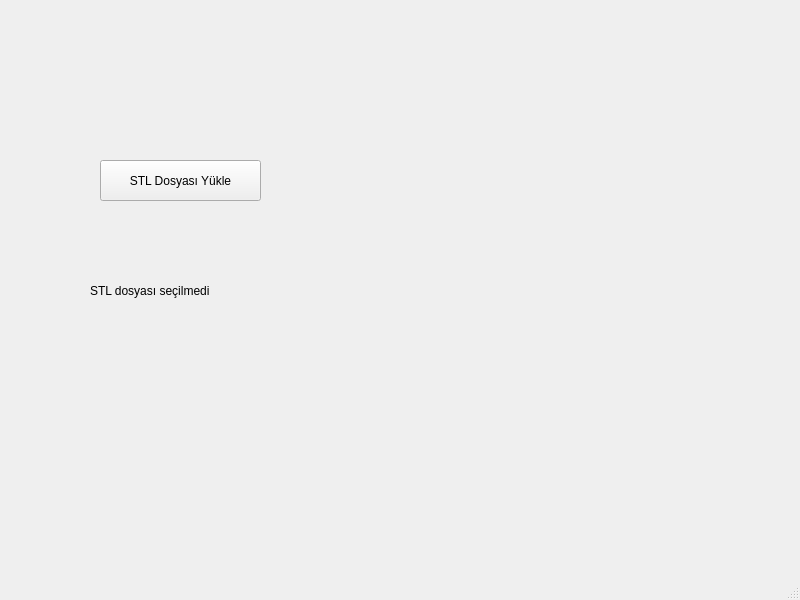
sekendurmaz/qt-3d-slicer, file src/ui/mainwindow.ui: the form before one commit.
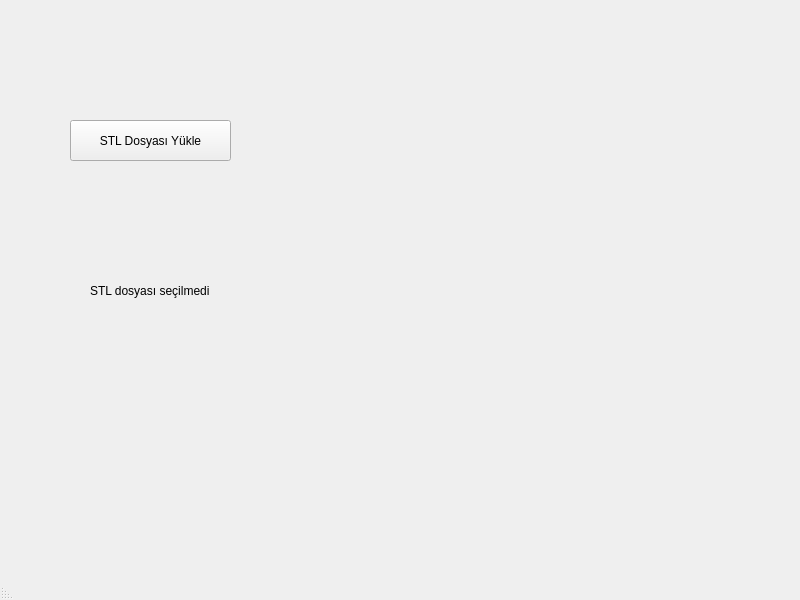
The form after the commit.

Diff of the .ui file:
```diff
--- a/src/ui/mainwindow.ui
+++ b/src/ui/mainwindow.ui
@@ -13,12 +13,15 @@
   <property name="windowTitle">
    <string>MainWindow</string>
   </property>
+  <property name="layoutDirection">
+   <enum>Qt::LayoutDirection::RightToLeft</enum>
+  </property>
   <widget class="QWidget" name="centralwidget">
    <widget class="QPushButton" name="pushButton">
     <property name="geometry">
      <rect>
-      <x>100</x>
-      <y>160</y>
+      <x>70</x>
+      <y>120</y>
       <width>161</width>
       <height>41</height>
      </rect>
```
Left out of the diff: 5 changed lines with no effect on the pictures.
